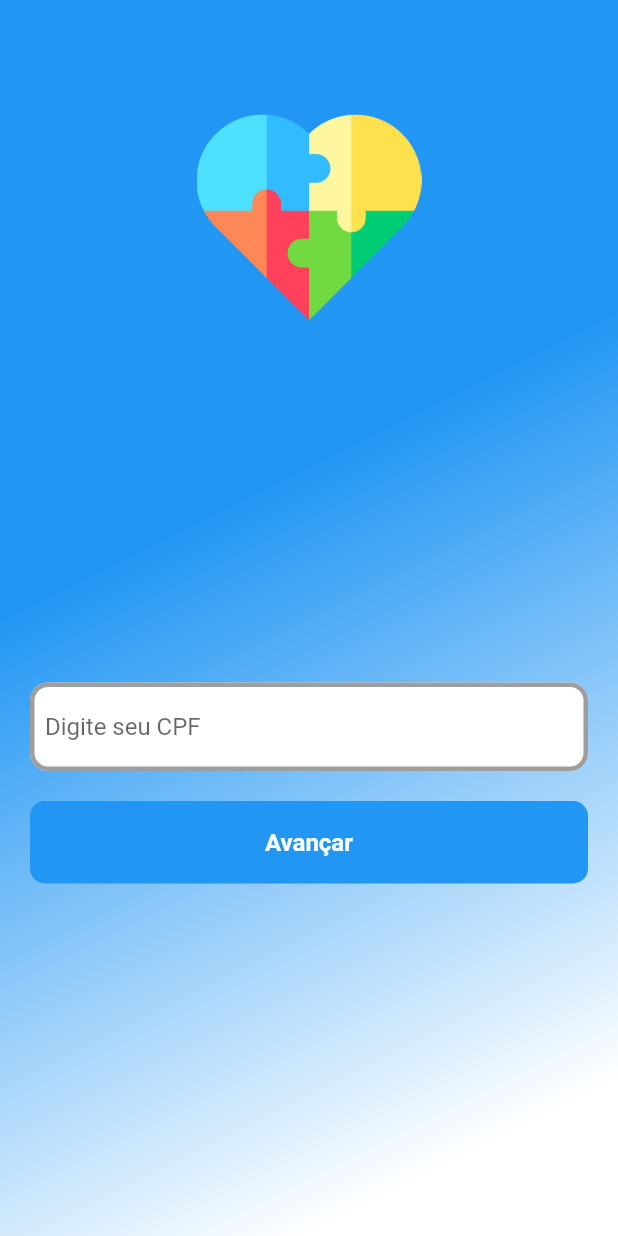
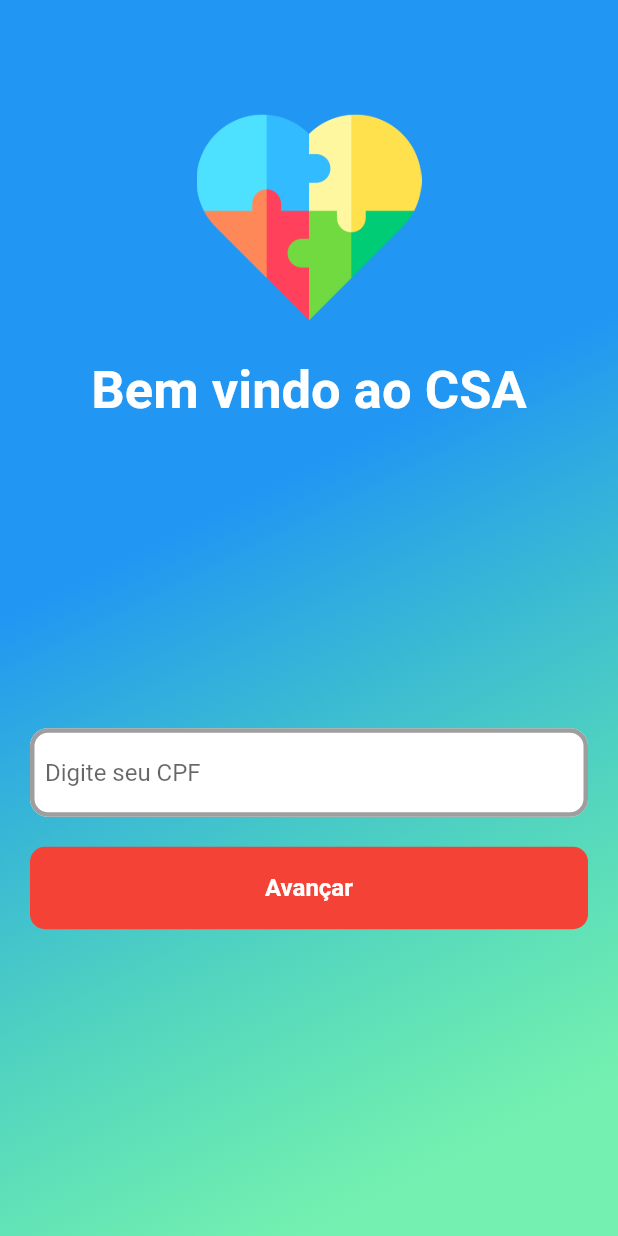
Before and after one commit to andrelucassvt/CSA-CAA_app, a Flutter app: the screen it shows after launch, on a phone screen of 412 x 824 dp. Run offline on Flutter 3.47's test engine with Material 2 defaults, Android fonts, the phone set to English and light mode, and no system bars; our stand-ins replace audioplayers, bloc, brasil_fields, cloud_firestore, dartz, diacritic and 8 more; accounts and stored records are empty.

Commit message:
novo layout a coordinator adicionado

```diff
--- a/lib/app/app_widget.dart
+++ b/lib/app/app_widget.dart
@@ -18,6 +18,7 @@ class AppWidget extends StatelessWidget {
   Widget build(BuildContext context) {
     return MaterialApp(
       theme: ThemeData(
+        primaryColor: Colors.red,
         appBarTheme: const AppBarTheme(
           backgroundColor: Colors.red,
         ),
--- a/lib/app/modules/auth/presenter/pages/auth_body/mobile/auth_paciente_cpf_login_page.dart
+++ b/lib/app/modules/auth/presenter/pages/auth_body/mobile/auth_paciente_cpf_login_page.dart
@@ -33,7 +33,7 @@ class _AuthPacienteCpfPageState extends State<AuthPacienteCpfPage> {
             begin: Alignment.bottomCenter,
             end: Alignment.centerLeft,
             colors: [
-              Colors.white,
+              Color.fromARGB(152, 25, 233, 126),
               Colors.blue,
             ]
           )
@@ -69,6 +69,16 @@ class _AuthPacienteCpfPageState extends State<AuthPacienteCpfPage> {
                       child: SizedBox(
                         height: 150,
                         child: Image.asset(LogosApp.logoApp),
+                      ),
+                    ),
+                    const SizedBox(
+                      height: 20,
+                    ),
+                    const Text('Bem vindo ao CSA',
+                      style: TextStyle(
+                        fontSize: 35,
+                        fontWeight: FontWeight.bold,
+                        color: Colors.white
                       ),
                     ),
                     const Spacer(),
--- a/lib/app/modules/home/presenter/pages/home_body/mobile/paciente_interacoes_body.dart
+++ b/lib/app/modules/home/presenter/pages/home_body/mobile/paciente_interacoes_body.dart
@@ -2,6 +2,7 @@ import 'package:flutter/material.dart';
 import 'package:flutter/services.dart';
 import 'package:flutter_bloc/flutter_bloc.dart';
 import 'package:get_it/get_it.dart';
+import 'package:projeto_csa_app/app/modules/home/coordinator/home_coordinator.dart';
 import 'package:projeto_csa_app/app/modules/home/presenter/blocs/home_interacoes/home_interacoes_cubit.dart';
 import 'package:projeto_csa_app/app/modules/home/presenter/blocs/player_audio/player_audio_cubit.dart';
 import 'package:projeto_csa_app/app/modules/home/presenter/widgets/card_grid_widget.dart';
@@ -25,6 +26,9 @@ class _PacienteInteracoesBodyState extends State<PacienteInteracoesBody> {
     super.initState();
     SystemChrome.setPreferredOrientations([DeviceOrientation.landscapeRight,DeviceOrientation.landscapeLeft]);
     controller.getInteracoesDoPaciente();
+    WidgetsBinding.instance!.addPostFrameCallback((timeStamp) {
+      HomeCoordinator.mostrarBottomSheetPrimeiroAcesso(context);
+    });
   }
   @override
   Widget build(BuildContext context) {
--- a/lib/app/shared/database/manager_keys.dart
+++ b/lib/app/shared/database/manager_keys.dart
@@ -3,4 +3,6 @@ abstract class ManagerKeys {
   Future<String> getToken();
   Future<void> saveInfoUser(String data);
   Future<String> getInfoUser();
+  Future<void> saveAcesso();
+  Future<bool> getPrimeiroAcesso();
 }
--- a/lib/app/shared/widget/default_button.dart
+++ b/lib/app/shared/widget/default_button.dart
@@ -47,7 +47,7 @@ class DefaultButtonApp extends StatelessWidget {
           textButton,
           style: TextStyle(
             fontSize: 16,
-            color: textColor ?? Colors.black,
+            color: textColor ?? Colors.white,
             fontWeight: FontWeight.bold
           ),
         ),
```
Also changed, not shown: lib/app/modules/home/coordinator/home_coordinator.dart (added, +37 -0 lines), lib/app/shared/database/manager_keys_impl.dart (+15 -0 lines).
